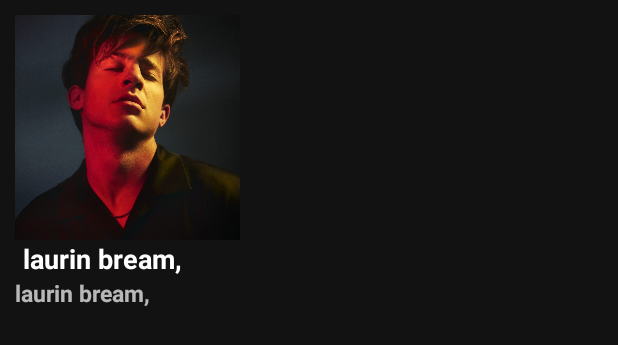
After one commit to vickatGit/Spotify_Clone, an Android app: the layout search_album_thumbnail_layout.xml on its own in the app's theme, with its tools: preview values and no code run, on a phone screen of 412 x 824 dp. The commit adds this screen. Shown: the top 345 px of the screen. Run offline under Robolectric (Android 15) with nearby library versions, the phone set to English and light mode, and no system bars.

Commit message:
search using filter implementation is done

```diff
--- a/app/src/main/AndroidManifest.xml
+++ b/app/src/main/AndroidManifest.xml
@@ -15,6 +15,7 @@
         <activity
             android:name=".SpotifyActivity"
             android:windowSoftInputMode="adjustNothing"
+            android:hardwareAccelerated="true"
             android:exported="false"></activity>
         <activity
             android:name=".LoginActivity"
--- a/app/src/main/java/com/example/spotify_clone/SpotifyActivity.kt
+++ b/app/src/main/java/com/example/spotify_clone/SpotifyActivity.kt
@@ -118,9 +118,5 @@ class SpotifyActivity : AppCompatActivity() {
             supportFragmentManager.popBackStack()
         else
             super.onBackPressed()
-//        if(supportFragmentManager.getBackStackEntryAt(supportFragmentManager.backStackEntryCount)== supportFragmentManager.findFragmentById(search_song_fragment)) {
-//            if (!findViewById<androidx.appcompat.widget.SearchView>(R.id.search_song).isIconified)
-//                findViewById<androidx.appcompat.widget.SearchView>(R.id.search_song).visibility = View.INVISIBLE
-//        }
     }
 }
--- a/app/src/main/res/layout/fragment_search_song.xml
+++ b/app/src/main/res/layout/fragment_search_song.xml
@@ -73,6 +73,7 @@
 
                     <com.google.android.material.chip.Chip
                         android:id="@+id/song_filter"
+                        android:checked="true"
                         style="@style/Widget.MaterialComponents.Chip.Choice"
                         android:layout_width="wrap_content"
                         android:layout_height="wrap_content"
--- /dev/null
+++ b/app/src/main/res/layout/search_album_thumbnail_layout.xml
@@ -0,0 +1,49 @@
+<?xml version="1.0" encoding="utf-8"?>
+<androidx.constraintlayout.widget.ConstraintLayout xmlns:android="http://schemas.android.com/apk/res/android"
+    android:layout_width="wrap_content"
+    android:layout_height="wrap_content"
+    android:layout_margin="10dp"
+    xmlns:app="http://schemas.android.com/apk/res-auto">
+
+    <ImageView
+        android:id="@+id/cover_image"
+        android:layout_width="150dp"
+        android:layout_height="150dp"
+        android:src="@drawable/sample_artist"
+        app:layout_constraintStart_toStartOf="parent"
+        app:layout_constraintTop_toTopOf="parent" />
+
+    <TextView
+        android:id="@+id/album_name"
+        android:layout_width="0dp"
+        android:layout_height="wrap_content"
+        android:maxWidth="130dp"
+        android:maxLines="2"
+        android:layout_marginStart="5dp"
+        android:ellipsize="end"
+        android:textSize="18sp"
+        android:textColor="@color/secondaryTextColor"
+        android:textStyle="bold"
+        android:text="laurin bream,"
+        app:layout_constraintEnd_toEndOf="@+id/cover_image"
+        app:layout_constraintStart_toStartOf="@+id/cover_image"
+        app:layout_constraintTop_toBottomOf="@+id/cover_image" />
+
+    <TextView
+        android:id="@+id/album_artist_name"
+        android:layout_width="0dp"
+        android:layout_height="wrap_content"
+        android:ellipsize="end"
+        android:maxWidth="130dp"
+        android:maxLines="2"
+        android:text="laurin bream,"
+        android:textSize="15sp"
+        android:textStyle="bold"
+
+        app:layout_constraintEnd_toEndOf="@+id/cover_image"
+        app:layout_constraintStart_toStartOf="@+id/cover_image"
+        app:layout_constraintTop_toBottomOf="@+id/album_name"/>
+
+
+
+</androidx.constraintlayout.widget.ConstraintLayout>
```
Also changed, not shown: app/build.gradle (+6 -5 lines), app/src/main/java/com/example/spotify_clone/Adapters/SearchSongAdapter.kt (+89 -14 lines), app/src/main/java/com/example/spotify_clone/Fragment/SearchSongFragment.kt (+38 -26 lines), app/src/main/java/com/example/spotify_clone/Repository/DataRepository.kt (+212 -89 lines), app/src/main/java/com/example/spotify_clone/ViewModels/SearchSongFragmentViewModel.kt (+12 -2 lines), app/src/main/res/layout/search_artist_thumbnail_layout.xml (added, +30 -0 lines), app/src/main/res/layout/search_playlist_thumbnail_layout.xml (added, +33 -0 lines), app/src/main/res/layout/track_layout.xml (+23 -14 lines).
